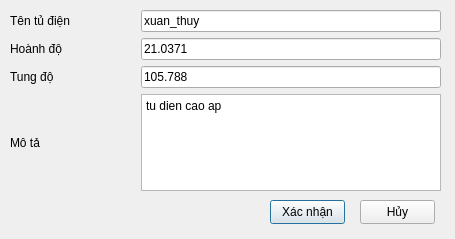
Old version of the form electric_case_add.ui in the repository LeKhacVuong/QT_osm_map_electrical_cabin.
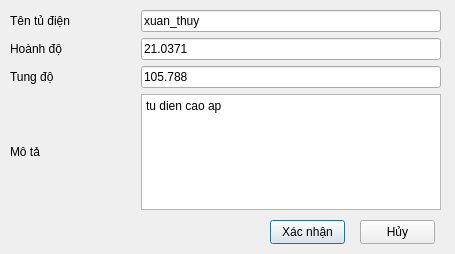
New version of the form. Icons and pictures are not drawn.

```diff
--- a/electric_case_add.ui
+++ b/electric_case_add.ui
@@ -7,7 +7,7 @@
     <x>0</x>
     <y>0</y>
     <width>455</width>
-    <height>239</height>
+    <height>254</height>
    </rect>
   </property>
   <property name="windowTitle">
@@ -20,7 +20,7 @@
    <property name="geometry">
     <rect>
      <x>270</x>
-     <y>200</y>
+     <y>220</y>
      <width>75</width>
      <height>24</height>
     </rect>
@@ -33,7 +33,7 @@
    <property name="geometry">
     <rect>
      <x>360</x>
-     <y>200</y>
+     <y>220</y>
      <width>75</width>
      <height>24</height>
     </rect>
@@ -48,7 +48,7 @@
      <x>10</x>
      <y>10</y>
      <width>431</width>
-     <height>181</height>
+     <height>200</height>
     </rect>
    </property>
    <layout class="QVBoxLayout" name="verticalLayout">
```
